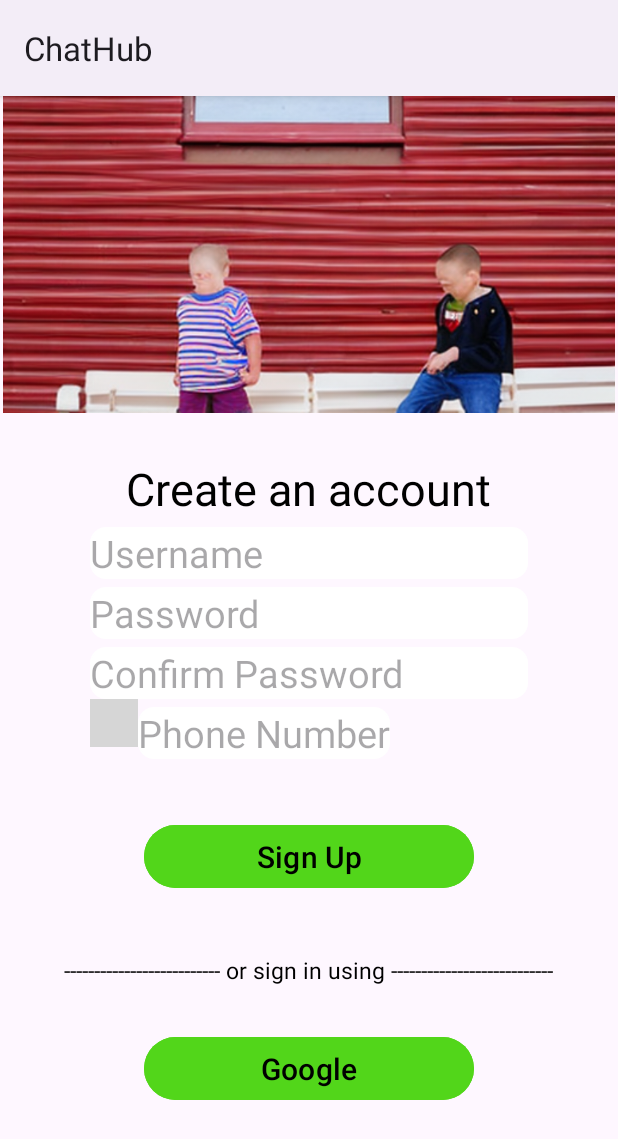
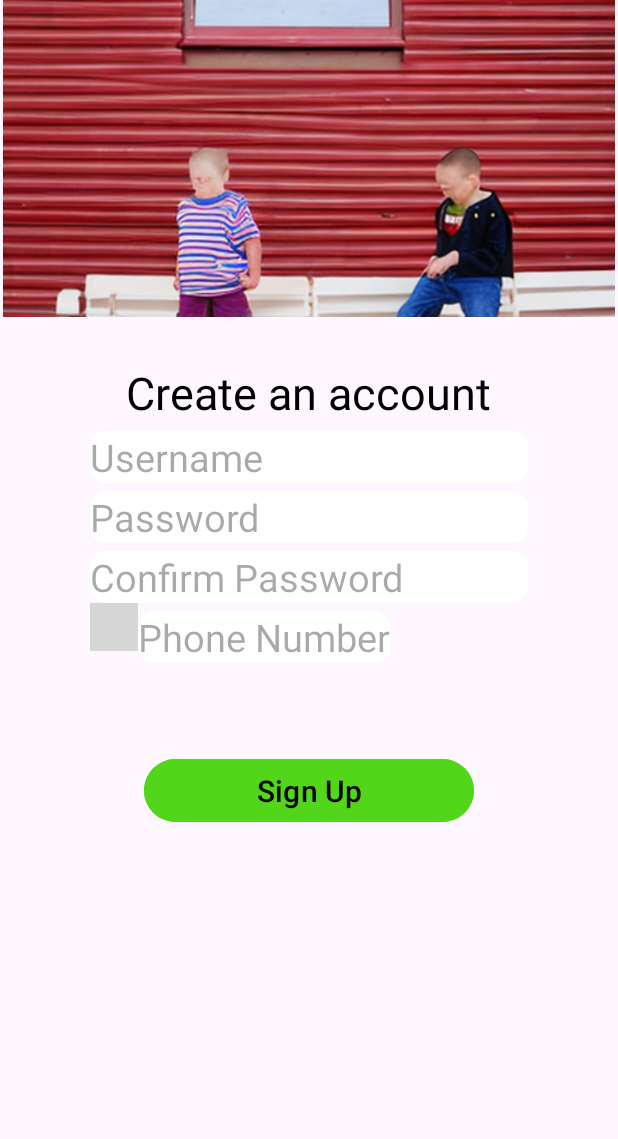
Before and after one commit to Haviv1901/ChatHub_AvivRoss, an Android app: the screen it shows after launch (SignUpActivity), on a phone screen of 412 x 824 dp. Shown: the top 1139 px of the screen. Run offline under Robolectric (Android 15) with nearby library versions, the phone set to English and light mode, and no system bars; our stand-ins replace Firebase (no records; nobody signed in at launch, a user with empty details on screens opened directly); libraries missing offline, so code that uses them is left out: com.hbb20; plain views replace CountryCodePicker; 3 statements that could not run were skipped; grey boxes are pictures that could not be loaded.

Commit message:
finished register.

```diff
--- a/app/src/main/AndroidManifest.xml
+++ b/app/src/main/AndroidManifest.xml
@@ -12,7 +12,7 @@
         android:icon="@mipmap/ic_launcher"
         android:label="@string/app_name"
         android:roundIcon="@mipmap/ic_launcher_round"
-        android:supportsRtl="true"
+        android:supportsRtl="false"
         android:theme="@style/Theme.ChatHub"
         tools:targetApi="31">
         <activity
--- a/app/src/main/java/com/example/chathub/Activities/SignUpActivity.java
+++ b/app/src/main/java/com/example/chathub/Activities/SignUpActivity.java
@@ -14,7 +14,7 @@ public class SignUpActivity extends MainActivity implements View.OnClickListener
 
     // views
     private CountryCodePicker countryCodePicker;
-    private Button btSignUp, btGoogle;
+    private Button btSignUp;
     private EditText etUsernameSignUp, etPasswordSignUp, etConfirmPasswordSignUp, etPhoneNumberSignUp;
 
     // consts
@@ -29,7 +29,6 @@ public class SignUpActivity extends MainActivity implements View.OnClickListener
         // views
 
         btSignUp = findViewById(R.id.btSignUp);
-        btGoogle = findViewById(R.id.btGoogle);
         etUsernameSignUp = findViewById(R.id.etUsernameSignUp);
         etPasswordSignUp = findViewById(R.id.etPasswordSignUp);
         etConfirmPasswordSignUp = findViewById(R.id.etConfirmPasswordSignUp);
@@ -38,7 +37,6 @@ public class SignUpActivity extends MainActivity implements View.OnClickListener
 
         // on clicks
         btSignUp.setOnClickListener(this);
-        btGoogle.setOnClickListener(this);
 
 
         countryCodePicker.registerCarrierNumberEditText(etPhoneNumberSignUp);
@@ -54,16 +52,6 @@ public class SignUpActivity extends MainActivity implements View.OnClickListener
             // sign up
             signUpOnClick();
         }
-        else if(v == btGoogle)
-        {
-            // sign up with google
-            signUpWithGoogleOnClick();
-        }
-
-    }
-
-    private void signUpWithGoogleOnClick()
-    {
 
     }
 
@@ -77,7 +65,7 @@ public class SignUpActivity extends MainActivity implements View.OnClickListener
 
         if (!checkFieldsValidation(username, password, confirmPassword))
         {
-            //return;
+            return;
         }
 
         Log.e("SignUpActivity", "Trying to sign in with username: " + username + " and password: " + password + " and phone number: " + phoneNumber);
--- a/app/src/main/res/layout/activity_sign_up.xml
+++ b/app/src/main/res/layout/activity_sign_up.xml
@@ -93,34 +93,12 @@
         android:layout_width="220dp"
         android:layout_height="50dp"
         android:layout_gravity="center"
-        android:layout_marginTop="40dp"
+        android:layout_marginTop="60dp"
         android:layout_marginBottom="40dp"
         android:backgroundTint="@color/green"
         android:text="Sign Up"
         android:textColor="#000000"
         android:textSize="20sp" />
 
-    <TextView
-        android:id="@+id/tvOrTry"
-        android:layout_width="wrap_content"
-        android:layout_height="wrap_content"
-        android:layout_gravity="center"
-        android:layout_marginBottom="20dp"
-        android:gravity="center"
-        android:text="-------------------------- or sign in using ---------------------------"
-        android:textColor="@color/black"
-        android:textSize="15sp" />
-
-    <Button
-        android:id="@+id/btGoogle"
-        android:layout_width="220dp"
-        android:layout_height="50dp"
-        android:layout_gravity="center"
-        android:layout_marginTop="10dp"
-        android:backgroundTint="@color/green"
-        android:text="Google"
-        android:textColor="#000000"
-        android:textSize="20sp" />
-
 
 </LinearLayout>
--- a/app/src/main/res/values-night/themes.xml
+++ b/app/src/main/res/values-night/themes.xml
@@ -1,6 +1,6 @@
 <resources xmlns:tools="http://schemas.android.com/tools">
     <!-- Base application theme. -->
-    <style name="Base.Theme.ChatHub" parent="Theme.Material3.Light">
+    <style name="Base.Theme.ChatHub" parent="Theme.Material3.Light.NoActionBar">
         <!-- Customize your light theme here. -->
         <!-- <item name="colorPrimary">@color/my_light_primary</item> -->
     </style>
--- a/app/src/main/res/values/themes.xml
+++ b/app/src/main/res/values/themes.xml
@@ -1,6 +1,6 @@
 <resources xmlns:tools="http://schemas.android.com/tools">
     <!-- Base application theme. -->
-    <style name="Base.Theme.ChatHub" parent="Theme.Material3.Light">
+    <style name="Base.Theme.ChatHub" parent="Theme.Material3.Light.NoActionBar">
         <!-- Customize your light theme here. -->
         <!-- <item name="colorPrimary">@color/my_light_primary</item> -->
     </style>
```
Also changed, not shown: app/src/main/java/com/example/chathub/Activities/SignUpOTPActivity.java (+6 -1 lines), app/src/main/java/com/example/chathub/Data_Containers/User.java (added, +19 -0 lines), app/src/main/java/com/example/chathub/Managers/UserManager.java (+51 -13 lines).
